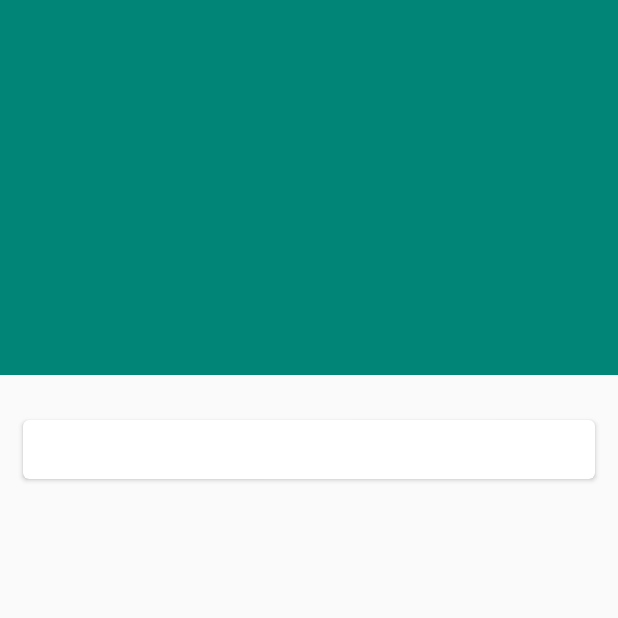
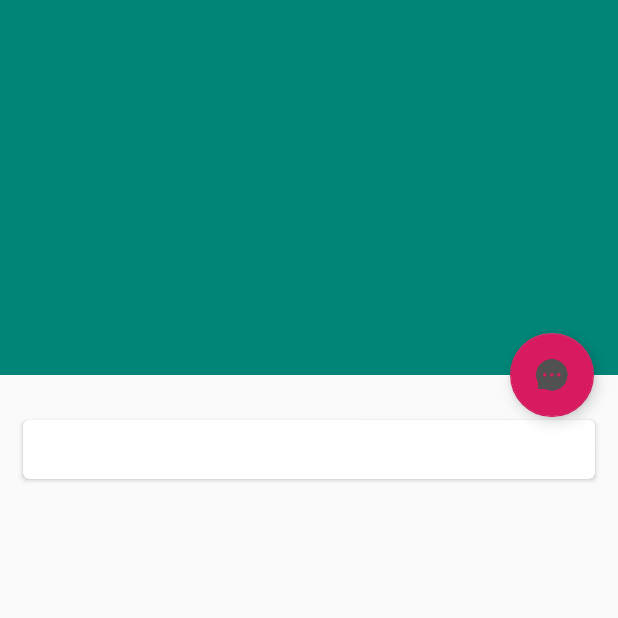
Before and after one commit to java2019spring/AndriodAPP, an Android app: the DishActivity screen opened directly, with no data from a screen before it, on a phone screen of 412 x 824 dp, the top half of it. Run offline under Robolectric (Android 15) with nearby library versions, the phone set to English and light mode, and no system bars.

Commit message:
add a floating button for each card

```diff
--- a/app/src/main/res/layout/activity_dish.xml
+++ b/app/src/main/res/layout/activity_dish.xml
@@ -68,6 +68,13 @@
 
     </android.support.v4.widget.NestedScrollView>
 
-
+    <!-- add the comment floating button for the card-->
+    <android.support.design.widget.FloatingActionButton
+        android:layout_width="wrap_content"
+        android:layout_height="wrap_content"
+        android:layout_margin="16dp"
+        android:src="@drawable/card_comment"
+        app:layout_anchor="@id/card_appBar"
+        app:layout_anchorGravity="bottom|end"/>
 
 </android.support.design.widget.CoordinatorLayout>
```
Also changed, not shown: 1 other file.
